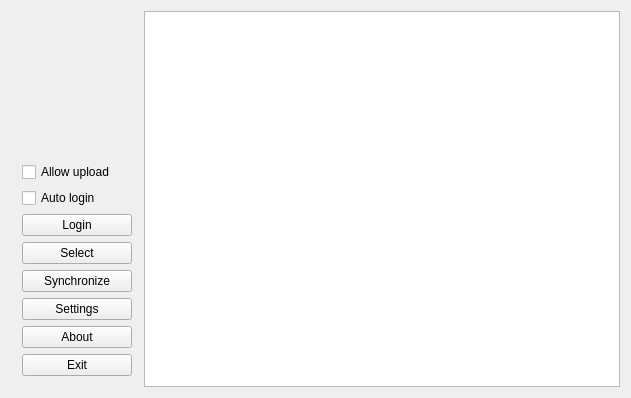
Above: src/ui/mainwindow.ui from DenisMedved/vkaudiosync before the change. Below: the same form after it.
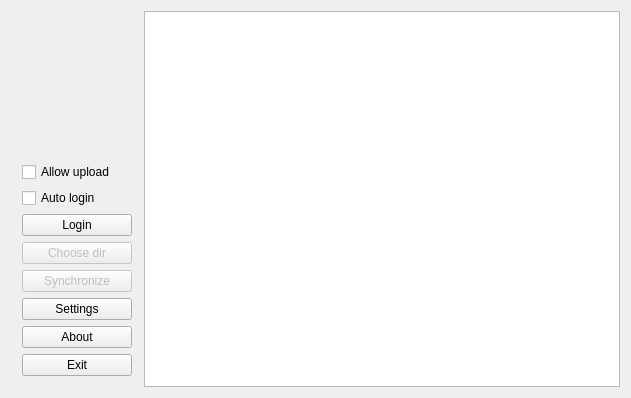
That is the form after the change. Icons and pictures are not drawn.

The edit to the form file:
```diff
--- a/src/ui/mainwindow.ui
+++ b/src/ui/mainwindow.ui
@@ -7,7 +7,7 @@
     <x>0</x>
     <y>0</y>
     <width>631</width>
-    <height>357</height>
+    <height>375</height>
    </rect>
   </property>
   <property name="windowTitle">
@@ -128,13 +128,19 @@
          </item>
          <item>
           <widget class="QPushButton" name="selectButton">
+           <property name="enabled">
+            <bool>false</bool>
+           </property>
            <property name="text">
-            <string>Select</string>
+            <string>Choose dir</string>
            </property>
           </widget>
          </item>
          <item>
           <widget class="QPushButton" name="syncButton">
+           <property name="enabled">
+            <bool>false</bool>
+           </property>
            <property name="text">
             <string>Synchronize</string>
            </property>
```
